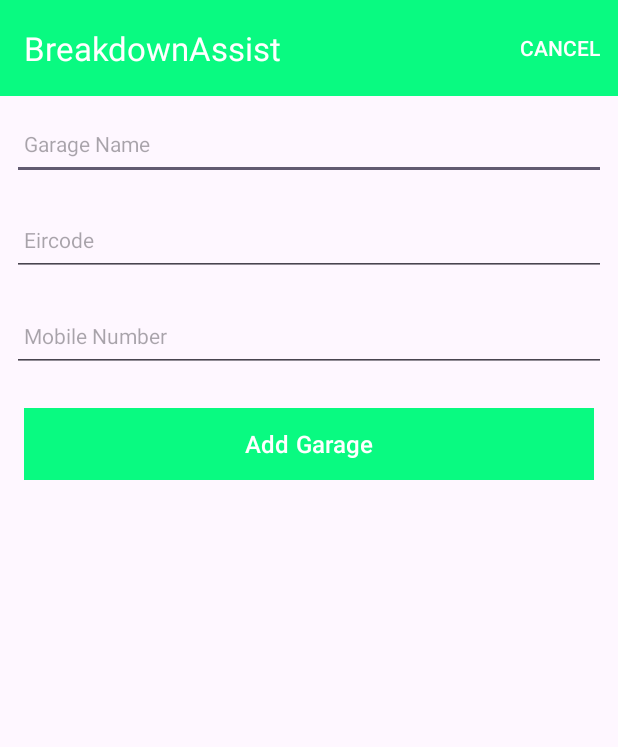
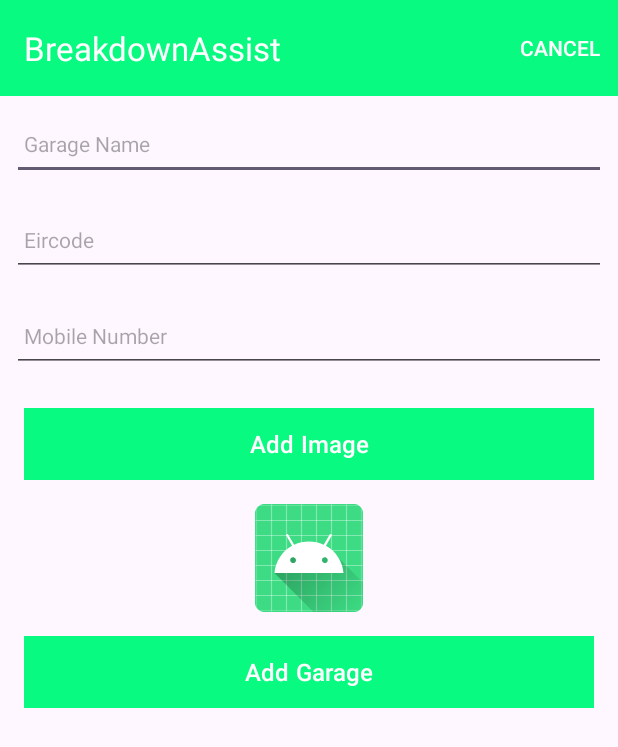
Before and after one commit to damiendriver/breakdownassist, an Android app: the BreakdownActivity screen opened directly, with no data from a screen before it, on a phone screen of 412 x 824 dp. Shown: the top 747 px of the screen. Run offline under Robolectric (Android 15) with nearby library versions, the phone set to English and light mode, and no system bars; our stand-ins replace Picasso, Timber.

Commit message:
allow image to be added to garages

```diff
--- a/app/build.gradle.kts
+++ b/app/build.gradle.kts
@@ -48,6 +48,7 @@ dependencies {
     implementation("androidx.constraintlayout:constraintlayout:2.1.4")
     implementation("com.jakewharton.timber:timber:5.0.1")
     implementation("com.github.ajalt:timberkt:1.5.1")
+    implementation("com.squareup.picasso:picasso:2.71828")
     testImplementation("junit:junit:4.13.2")
     androidTestImplementation("androidx.test.ext:junit:1.1.5")
     androidTestImplementation("androidx.test.espresso:espresso-core:3.5.1")
--- a/app/src/main/java/ie/setu/breakdownassist/activities/BreakdownActivity.kt
+++ b/app/src/main/java/ie/setu/breakdownassist/activities/BreakdownActivity.kt
@@ -1,12 +1,17 @@
 package ie.setu.breakdownassist.activities
 
+import android.content.Intent
 import androidx.appcompat.app.AppCompatActivity
 import android.os.Bundle
 import android.view.Menu
 import android.view.MenuItem
+import androidx.activity.result.ActivityResultLauncher
+import androidx.activity.result.contract.ActivityResultContracts
 import com.google.android.material.snackbar.Snackbar
+import com.squareup.picasso.Picasso
 import ie.setu.breakdownassist.R
 import ie.setu.breakdownassist.databinding.ActivityBreakdownBinding
+import ie.setu.breakdownassist.helpers.showImagePicker
 import ie.setu.breakdownassist.main.MainApp
 import ie.setu.breakdownassist.models.BreakdownModel
 import timber.log.Timber.Forest.i
@@ -16,6 +21,7 @@ class BreakdownActivity : AppCompatActivity() {
     private lateinit var binding: ActivityBreakdownBinding
     var breakdown = BreakdownModel()
     lateinit var app : MainApp
+    private lateinit var imageIntentLauncher : ActivityResultLauncher<Intent>
     override fun onCreate(savedInstanceState: Bundle?) {
         super.onCreate(savedInstanceState)
         var edit = false
@@ -27,6 +33,7 @@ class BreakdownActivity : AppCompatActivity() {
         binding.toolbarAdd.title = title
         setSupportActionBar(binding.toolbarAdd)
 
+
         app = application as MainApp
         i("Breakdown Assist has started..")
 
@@ -37,6 +44,9 @@ class BreakdownActivity : AppCompatActivity() {
             binding.breakdownTitle.setText(breakdown.title)
             binding.description.setText(breakdown.description)
             binding.phone.setText(breakdown.phone)
+            Picasso.get()
+                .load(breakdown.image)
+                .into(binding.breakdownImage)
         }
 
         binding.btnAdd.setOnClickListener() {
@@ -56,6 +66,12 @@ class BreakdownActivity : AppCompatActivity() {
             setResult(RESULT_OK)
             finish()
         }
+
+        binding.chooseImage.setOnClickListener {
+            i("Select image")
+            showImagePicker(imageIntentLauncher)
+        }
+        registerImagePickerCallback()
     }
     override fun onCreateOptionsMenu(menu: Menu): Boolean {
         menuInflater.inflate(R.menu.menu_breakdown, menu)
@@ -69,4 +85,22 @@ class BreakdownActivity : AppCompatActivity() {
         }
         return super.onOptionsItemSelected(item)
     }
+    private fun registerImagePickerCallback() {
+        imageIntentLauncher =
+            registerForActivityResult(ActivityResultContracts.StartActivityForResult())
+            { result ->
+                when(result.resultCode){
+                    RESULT_OK -> {
+                        if (result.data != null) {
+                            i("Got Result ${result.data!!.data}")
+                            breakdown.image = result.data!!.data!!
+                            Picasso.get()
+                                .load(breakdown.image)
+                                .into(binding.breakdownImage)
+                        } // end of if
+                    }
+                    RESULT_CANCELED -> { } else -> { }
+                }
+            }
+    }
 }
--- a/app/src/main/java/ie/setu/breakdownassist/models/BreakdownModel.kt
+++ b/app/src/main/java/ie/setu/breakdownassist/models/BreakdownModel.kt
@@ -1,5 +1,6 @@
 package ie.setu.breakdownassist.models
 
+import android.net.Uri
 import android.os.Parcelable
 import kotlinx.parcelize.Parcelize
 
@@ -7,4 +8,5 @@ import kotlinx.parcelize.Parcelize
 data class BreakdownModel(var id: Long = 0,
                           var title: String = "",
                           var description: String = "",
-                          var phone: String = "") : Parcelable
+                          var phone: String = "",
+                          var image: Uri = Uri.EMPTY) : Parcelable
--- a/app/src/main/res/layout/activity_breakdown.xml
+++ b/app/src/main/res/layout/activity_breakdown.xml
@@ -81,6 +81,24 @@
                     android:textSize="14sp" />
 
                 <Button
+                    android:id="@+id/chooseImage"
+                    android:layout_width="match_parent"
+                    android:layout_height="wrap_content"
+                    android:layout_margin="16dp"
+                    android:background="@color/colorAccent"
+                    android:paddingBottom="8dp"
+                    android:paddingTop="8dp"
+                    android:text="@string/button_addImage"
+                    android:textColor="@color/colorPrimary"
+                    android:textSize="16sp"/>
+
+                <ImageView
+                    android:id="@+id/breakdownImage"
+                    android:layout_width="match_parent"
+                    android:layout_height="wrap_content"
+                    app:srcCompat="@mipmap/ic_launcher"/>
+
+                <Button
                     android:id="@+id/btnAdd"
                     android:layout_width="match_parent"
                     android:layout_height="wrap_content"
--- a/app/src/main/res/values/strings.xml
+++ b/app/src/main/res/values/strings.xml
@@ -8,4 +8,6 @@
     <string name="menu_cancelBreakdown">Cancel</string>
     <string name="enter_breakdown_title"> Please enter a Garage Name </string>
     <string name="save_breakdown"> Save Garage Edit </string>
+    <string name="button_addImage"> Add Image </string>
+    <string name="select_breakdown_image">Select Garage Logo</string>
 </resources>
```
Also changed, not shown: app/src/main/java/ie/setu/breakdownassist/helpers/ImageHelpers.kt (added, +12 -0 lines).
